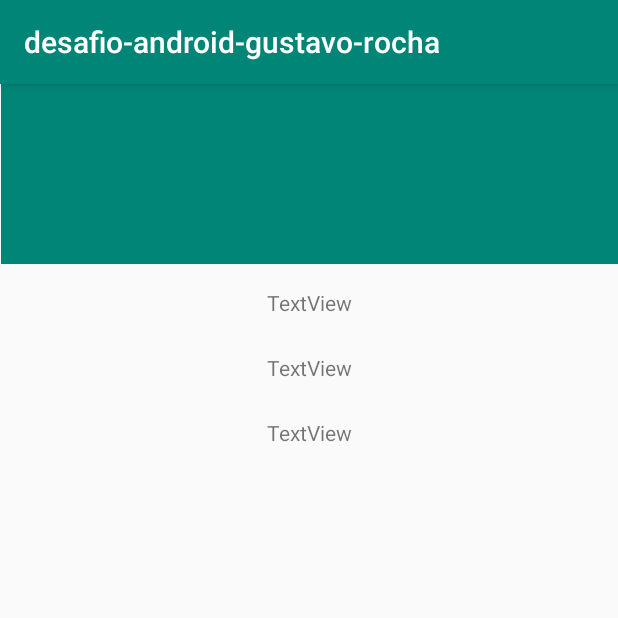
After one commit to gucaveira/desafio-android-gustavo-rocha, an Android app: the HQ screen opened directly, with no data from a screen before it, on a phone screen of 412 x 824 dp, the top half of it. The commit adds this screen. Run offline under Robolectric (Android 15) with nearby library versions, the phone set to English and light mode, and no system bars.

Commit message:
criando os layout base

```diff
--- a/app/build.gradle
+++ b/app/build.gradle
@@ -32,4 +32,5 @@ dependencies {
     testImplementation 'junit:junit:4.12'
     androidTestImplementation 'androidx.test.ext:junit:1.1.1'
     androidTestImplementation 'androidx.test.espresso:espresso-core:3.2.0'
+    implementation 'androidx.recyclerview:recyclerview:1.1.0'
 }
--- a/app/src/main/AndroidManifest.xml
+++ b/app/src/main/AndroidManifest.xml
@@ -9,7 +9,9 @@
         android:roundIcon="@mipmap/ic_launcher_round"
         android:supportsRtl="true"
         android:theme="@style/AppTheme">
-        <activity android:name=".MainActivity">
+        <activity android:name=".ui.activity.HQ"></activity>
+        <activity android:name=".ui.activity.DetalhePersonagem" />
+        <activity android:name=".ui.activity.MainActivity">
             <intent-filter>
                 <action android:name="android.intent.action.MAIN" />
 
--- /dev/null
+++ b/app/src/main/java/com/desafio_android_gustavo_rocha/ui/activity/HQ.kt
@@ -0,0 +1,13 @@
+package com.desafio_android_gustavo_rocha.ui.activity
+
+import androidx.appcompat.app.AppCompatActivity
+import android.os.Bundle
+import com.desafio_android_gustavo_rocha.R
+
+class HQ : AppCompatActivity() {
+
+    override fun onCreate(savedInstanceState: Bundle?) {
+        super.onCreate(savedInstanceState)
+        setContentView(R.layout.activity_hq)
+    }
+}
--- a/app/src/main/java/com/desafio_android_gustavo_rocha/MainActivity.kt
+++ b/app/src/main/java/com/desafio_android_gustavo_rocha/ui/activity/MainActivity.kt
@@ -1,7 +1,8 @@
-package com.desafio_android_gustavo_rocha
+package com.desafio_android_gustavo_rocha.ui.activity
 
 import androidx.appcompat.app.AppCompatActivity
 import android.os.Bundle
+import com.desafio_android_gustavo_rocha.R
 
 class MainActivity : AppCompatActivity() {
 
--- /dev/null
+++ b/app/src/main/res/layout/activity_hq.xml
@@ -0,0 +1,49 @@
+<?xml version="1.0" encoding="utf-8"?>
+<androidx.constraintlayout.widget.ConstraintLayout xmlns:android="http://schemas.android.com/apk/res/android"
+    xmlns:app="http://schemas.android.com/apk/res-auto"
+    xmlns:tools="http://schemas.android.com/tools"
+    android:layout_width="match_parent"
+    android:layout_height="match_parent"
+    tools:context=".ui.activity.DetalhePersonagem">
+
+    <ImageView
+        android:id="@+id/img_personagem"
+        android:layout_width="411dp"
+        android:layout_height="120dp"
+        app:layout_constraintEnd_toEndOf="parent"
+        app:layout_constraintStart_toStartOf="parent"
+        app:layout_constraintTop_toTopOf="parent"
+        app:srcCompat="@color/colorPrimary" />
+
+    <TextView
+        android:id="@+id/tv_nome"
+        android:layout_width="wrap_content"
+        android:layout_height="wrap_content"
+        android:layout_marginStart="8dp"
+        android:layout_marginTop="16dp"
+        android:layout_marginEnd="8dp"
+        android:text="TextView"
+        app:layout_constraintEnd_toEndOf="parent"
+        app:layout_constraintStart_toStartOf="parent"
+        app:layout_constraintTop_toBottomOf="@+id/img_personagem" />
+
+    <TextView
+        android:id="@+id/tv_descricao"
+        android:layout_width="wrap_content"
+        android:layout_height="wrap_content"
+        android:layout_marginTop="24dp"
+        android:text="TextView"
+        app:layout_constraintEnd_toEndOf="@+id/tv_nome"
+        app:layout_constraintStart_toStartOf="@+id/tv_nome"
+        app:layout_constraintTop_toBottomOf="@+id/tv_nome" />
+
+    <TextView
+        android:id="@+id/tv_preco"
+        android:layout_width="wrap_content"
+        android:layout_height="wrap_content"
+        android:layout_marginTop="24dp"
+        android:text="TextView"
+        app:layout_constraintEnd_toEndOf="@+id/tv_descricao"
+        app:layout_constraintStart_toStartOf="@+id/tv_descricao"
+        app:layout_constraintTop_toBottomOf="@+id/tv_descricao" />
+</androidx.constraintlayout.widget.ConstraintLayout>
```
Also changed, not shown: app/src/main/java/com/desafio_android_gustavo_rocha/ui/activity/DetalhePersonagem.kt (added, +13 -0 lines), app/src/main/res/layout/activity_detalhe_personagem.xml (added, +49 -0 lines), app/src/main/res/layout/activity_main.xml (+9 -9 lines), app/src/main/res/layout/item_lista.xml (added, +27 -0 lines).
